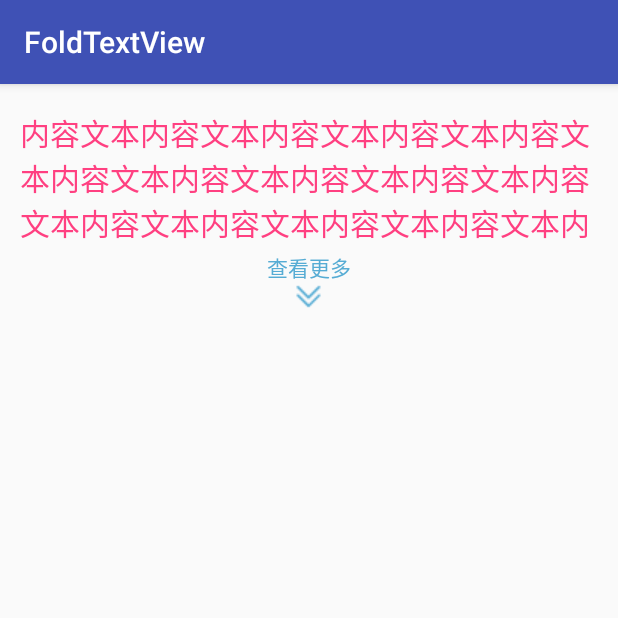
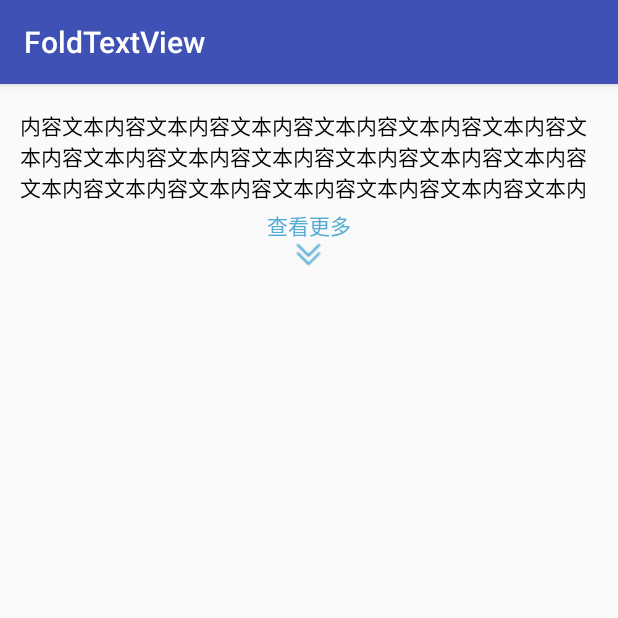
Before and after one commit to czh235285/FoldTextView, an Android app: the screen it shows after launch (MainActivity), on a phone screen of 412 x 824 dp, the top half of it. Run offline under Robolectric (Android 15) with nearby library versions, the phone set to English and light mode, and no system bars.

Commit message:
qq:5741034

```diff
--- a/app/src/main/java/com/czh/foldtextview/MainActivity.java
+++ b/app/src/main/java/com/czh/foldtextview/MainActivity.java
@@ -21,7 +21,8 @@ public class MainActivity extends AppCompatActivity {
         ftv.setDesc("内容文本内容文本内容文本内容文本内容文本内容文本内容文本内容文本内容文本内容文本内容文本内容文本内容文本内容文本内容文本内容文本内容文本内容文本内容文本内容文本内容文本内容文本内容文本内容文本内容文本内容文本内容文本内容文本内容文本内容文本内容文本内容文本内容文本内容文本内容文本内容文本内容文本内容文本");
         //设置展开前最大行数
         ftv.lines = 3;
-        ftv.desc.setTextSize(TypedValue.COMPLEX_UNIT_SP, 20);
-        ftv.desc.setTextColor(ContextCompat.getColor(this,R.color.colorAccent));
+
+        //ftv.desc.setTextSize(TypedValue.COMPLEX_UNIT_SP, 20);
+        //ftv.desc.setTextColor(ContextCompat.getColor(this,R.color.colorAccent));
     }
 }
--- a/app/src/main/res/layout/activity_main.xml
+++ b/app/src/main/res/layout/activity_main.xml
@@ -9,6 +9,6 @@
         android:id="@+id/ftv"
         android:layout_width="match_parent"
         android:layout_height="wrap_content"
-        android:padding="20px"></com.czh.mylibrary.FoldTextView>
+        android:padding="20px" />
 
 </android.support.constraint.ConstraintLayout>
```
Also changed, not shown: 1 other file.
